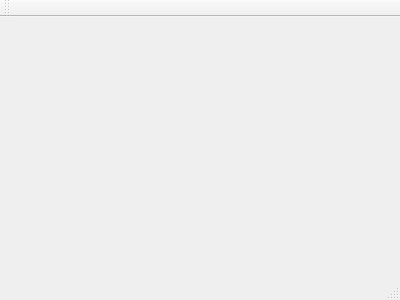
c-ice/Bakalarka_MVC_MDA, file mainwindow.ui: the form before one commit.
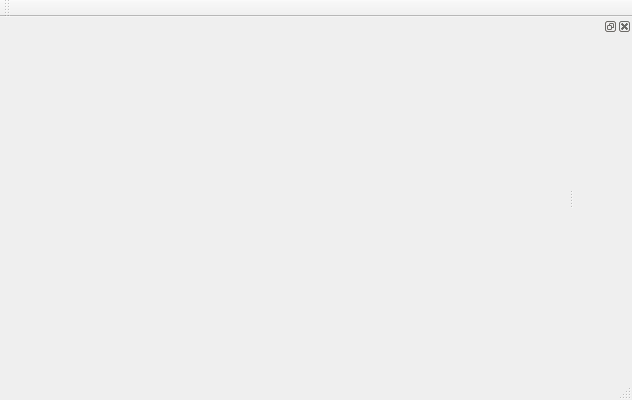
The form after the commit.

The edit to the form file:
```diff
--- a/mainwindow.ui
+++ b/mainwindow.ui
@@ -1,24 +1,48 @@
 <ui version="4.0">
  <class>MainWindow</class>
- <widget class="QMainWindow" name="MainWindow" >
-  <property name="geometry" >
+ <widget class="QMainWindow" name="MainWindow">
+  <property name="geometry">
    <rect>
     <x>0</x>
     <y>0</y>
-    <width>400</width>
-    <height>300</height>
+    <width>632</width>
+    <height>400</height>
    </rect>
   </property>
   <property name="windowTitle" >
    <string>MainWindow</string>
   </property>
-  <widget class="QMenuBar" name="menuBar" />
-  <widget class="QToolBar" name="mainToolBar" />
-  <widget class="QWidget" name="centralWidget" />
-  <widget class="QStatusBar" name="statusBar" />
+  <widget class="QWidget" name="centralWidget"/>
+  <widget class="QMenuBar" name="menuBar">
+   <property name="geometry">
+    <rect>
+     <x>0</x>
+     <y>0</y>
+     <width>632</width>
+     <height>21</height>
+    </rect>
+   </property>
+  </widget>
+  <widget class="QToolBar" name="mainToolBar">
+   <attribute name="toolBarArea">
+    <enum>TopToolBarArea</enum>
+   </attribute>
+   <attribute name="toolBarBreak">
+    <bool>false</bool>
+   </attribute>
+  </widget>
+  <widget class="QStatusBar" name="statusBar"/>
+  <widget class="QDockWidget" name="dockWidget">
+   <property name="features">
+    <set>QDockWidget::AllDockWidgetFeatures</set>
+   </property>
+   <attribute name="dockWidgetArea">
+    <number>2</number>
+   </attribute>
+   <widget class="QWidget" name="dockWidgetContents"/>
+  </widget>
  </widget>
- <layoutDefault spacing="6" margin="11" />
- <pixmapfunction></pixmapfunction>
+ <layoutdefault spacing="6" margin="11"/>
  <resources/>
  <connections/>
 </ui>
```
Left out of the diff: 3 changed lines with no effect on the pictures.
